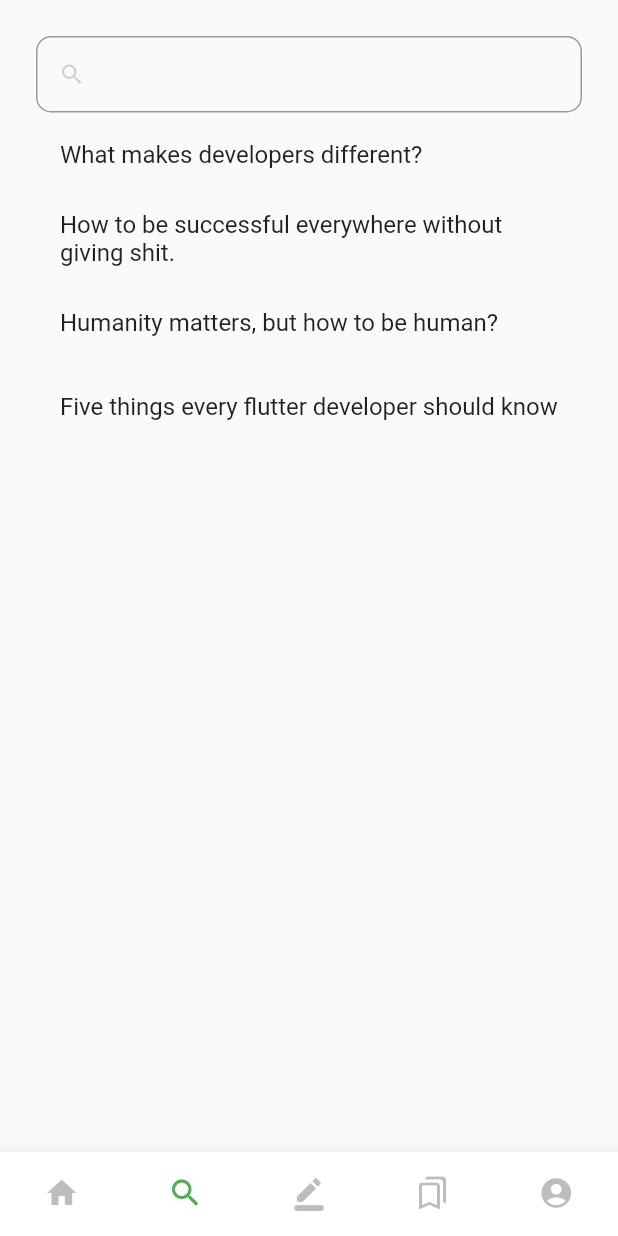
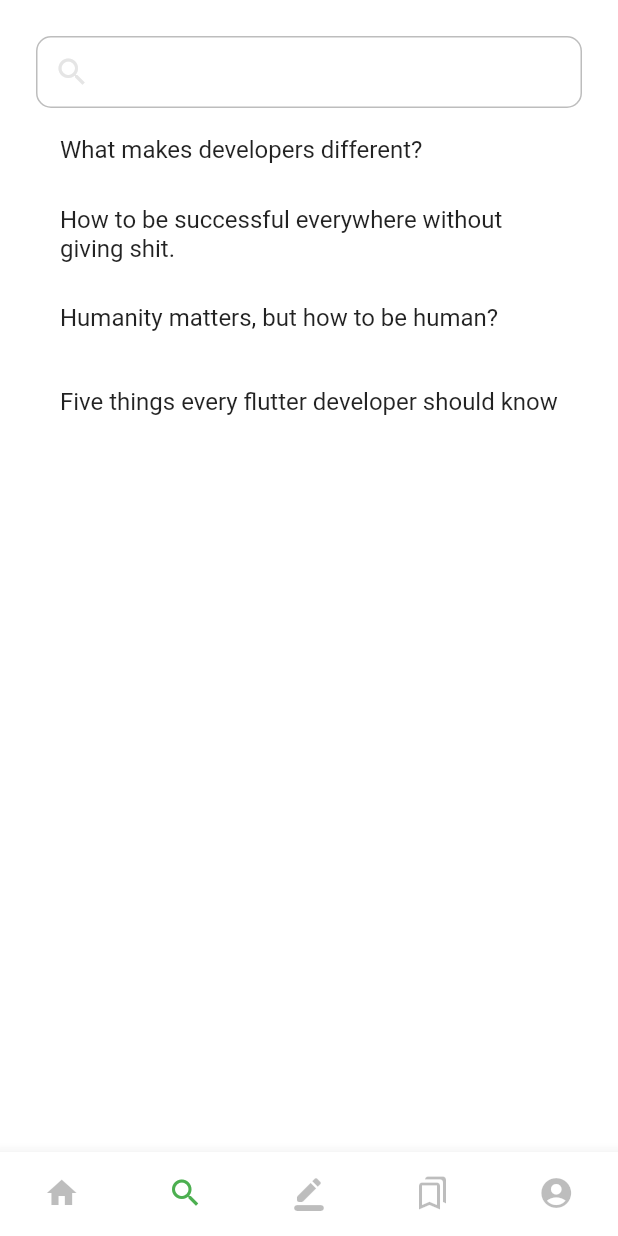
Before and after one commit to Add00w/hebr, a Flutter app: the screen it shows after launch, item 2 of the bottom bar chosen, on a phone screen of 412 x 824 dp. Run offline on Flutter 3.47's test engine with Material 2 defaults, Android fonts, the phone set to English and light mode, and no system bars; our stand-ins replace badges, bloc, easy_localization, firebase_auth, firebase_core, flutter_bloc and 2 more; missing offline and left inert: flutter_quill; accounts and stored records are empty; Roboto replaces fonts that are missing (Cairo).

Commit message:
theme update.

```diff
--- a/lib/common/utils/hebr_theme.dart
+++ b/lib/common/utils/hebr_theme.dart
@@ -20,6 +20,7 @@ class HebrTheme {
         onSurface: Colors.black,
         brightness: Brightness.light,
       ),
+      scaffoldBackgroundColor: Colors.white,
       bottomNavigationBarTheme: base.bottomNavigationBarTheme.copyWith(
         backgroundColor: Colors.white,
         showSelectedLabels: false,
@@ -29,26 +30,36 @@ class HebrTheme {
       ),
       appBarTheme: base.appBarTheme.copyWith(
         backgroundColor: Colors.white,
+        elevation: 0.0,
+        centerTitle: true,
+        titleTextStyle: base.textTheme.bodyText1!.copyWith(
+          fontWeight: FontWeight.w500,
+          fontSize: 16.0,
+        ),
       ),
       iconTheme: base.iconTheme.copyWith(opacity: 0.4),
-      textTheme: _buildShrineTextTheme(base.textTheme.copyWith(
-          bodyText2:
-              base.textTheme.bodyText2!.copyWith(color: Colors.black38))),
+      textTheme: _buildHebrTextTheme(
+        base.textTheme.copyWith(
+          bodyText2: base.textTheme.bodyText2!.copyWith(color: Colors.black38),
+        ),
+      ),
       inputDecorationTheme: base.inputDecorationTheme.copyWith(
         labelStyle: base.textTheme.caption,
-        isDense: true,
-        border: OutlineInputBorder(
+        contentPadding: const EdgeInsets.symmetric(horizontal: 12),
+        enabledBorder: OutlineInputBorder(
           borderRadius: BorderRadius.circular(10),
+          borderSide: BorderSide(color: Colors.grey.shade400),
         ),
         focusedBorder: OutlineInputBorder(
           borderRadius: BorderRadius.circular(10),
           borderSide: const BorderSide(color: Colors.teal),
         ),
+        prefixIconColor: Colors.grey.shade400,
       ),
     );
   }
 
-  static TextTheme _buildShrineTextTheme(TextTheme base) {
+  static TextTheme _buildHebrTextTheme(TextTheme base) {
     return base
         .copyWith(
           headline5: base.headline5!.copyWith(
@@ -94,6 +105,7 @@ class HebrTheme {
         onSurface: Colors.white,
         brightness: Brightness.dark,
       ),
+      scaffoldBackgroundColor: Colors.black87,
       bottomNavigationBarTheme: base.bottomNavigationBarTheme.copyWith(
         backgroundColor: Colors.black,
         showSelectedLabels: false,
@@ -102,20 +114,28 @@ class HebrTheme {
       ),
       iconTheme: base.iconTheme.copyWith(color: Colors.white),
       inputDecorationTheme: base.inputDecorationTheme.copyWith(
-        border: OutlineInputBorder(
+        enabledBorder: OutlineInputBorder(
           borderRadius: BorderRadius.circular(10),
+          borderSide: BorderSide(color: Colors.grey.shade600),
         ),
         focusedBorder: OutlineInputBorder(
           borderRadius: BorderRadius.circular(10),
-          borderSide: const BorderSide(color: Colors.teal),
+          borderSide: BorderSide(color: Colors.grey.shade600),
         ),
         labelStyle: base.textTheme.caption,
-        isDense: true,
+        prefixIconColor: Colors.grey.shade400,
+        contentPadding: const EdgeInsets.symmetric(horizontal: 12),
       ),
-      textTheme: _buildShrineTextTheme(base.textTheme),
+      textTheme: _buildHebrTextTheme(base.textTheme),
       backgroundColor: Colors.black,
       appBarTheme: base.appBarTheme.copyWith(
         backgroundColor: Colors.black26,
+        elevation: 0.0,
+        centerTitle: true,
+        titleTextStyle: base.textTheme.bodyText1!.copyWith(
+          fontWeight: FontWeight.w500,
+          fontSize: 16.0,
+        ),
       ),
     );
   }
```
